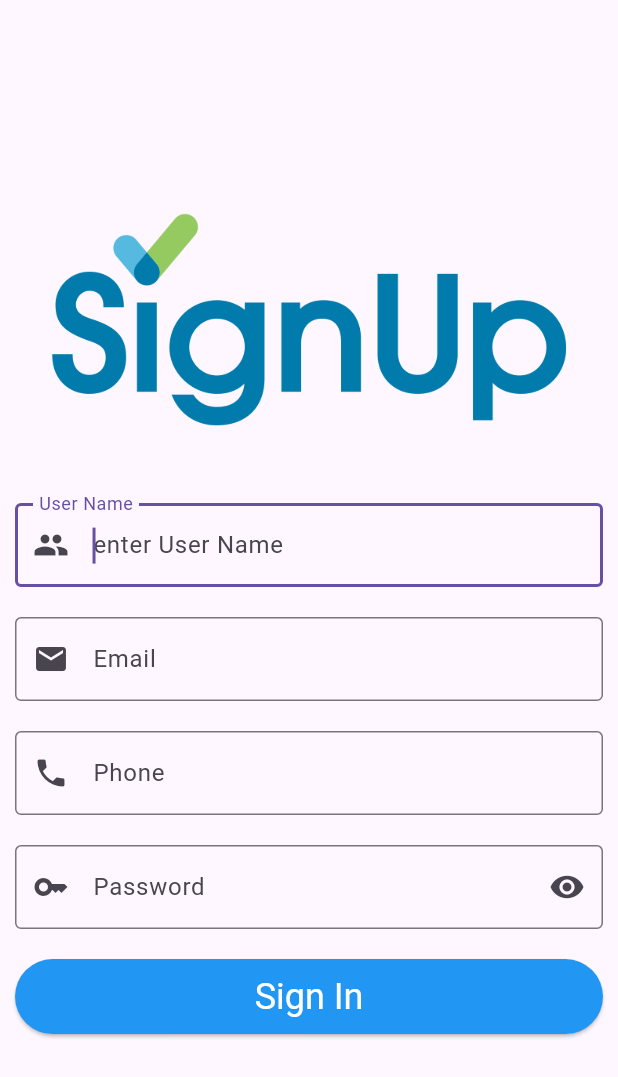
After one commit to AyaOsamaAhmed/e_commerce_flutter, a Flutter app: the SignupScreen screen opened by its route, after a tap on "Sign In", on a phone screen of 412 x 824 dp. The commit adds this screen. Shown: the top 1077 px of the screen. Run offline on Flutter 3.47's test engine with Material 3 defaults, Android fonts, the phone set to English and light mode, and no system bars; our stand-ins replace mvc_pattern.

Commit message:
signup screen with controller mvc

```diff
--- a/lib/main.dart
+++ b/lib/main.dart
@@ -1,4 +1,4 @@
-import 'package:e_commerce_flutter/modules/auth/signin/signin_screen.dart';
+import 'package:e_commerce_flutter/modules/auth/signup/signup_screen.dart';
 import 'package:flutter/material.dart';
 
 import 'modules/splash/page/splash.dart';
@@ -19,7 +19,7 @@ class MyApp extends StatelessWidget {
       initialRoute: SplashScreen.routeName,
       routes: {
         SplashScreen.routeName :(context) => SplashScreen() ,
-        SigninScreen.routeName :(context) => SigninScreen() ,
+        SignupScreen.routeName :(context) => SignupScreen() ,
 
 
       }
--- a/lib/modules/auth/signin/signin_screen.dart
+++ /dev/null
@@ -1,15 +0,0 @@
-import 'package:flutter/material.dart';
-
-class SigninScreen extends StatelessWidget {
-  static const routeName = "signin";
-
-
-  const SigninScreen({super.key});
-
-  @override
-  Widget build(BuildContext context) {
-    return Scaffold(
-
-    );
-  }
-}
--- /dev/null
+++ b/lib/modules/auth/signup/signup_controller.dart
@@ -0,0 +1,36 @@
+import 'package:flutter/material.dart';
+import 'package:mvc_pattern/mvc_pattern.dart';
+
+
+class SigninController extends ControllerMVC {
+
+  static SigninController?  _this;
+  factory SigninController(){
+      _this ??= SigninController._();
+      return _this!;
+    }
+
+  SigninController._();
+
+ late TextEditingController userName , email , phone , password;
+   @override
+  void initState() {
+
+      userName = TextEditingController();
+      email = TextEditingController();
+      phone = TextEditingController();
+      password = TextEditingController();
+    super.initState();
+  }
+
+
+
+  @override
+  void dispose() {
+    userName.dispose();
+    email.dispose();
+    phone.dispose();
+    password.dispose();
+    super.dispose();
+  }
+  }
--- /dev/null
+++ b/lib/modules/auth/signup/signup_screen.dart
@@ -0,0 +1,113 @@
+import 'package:flutter/material.dart';
+import 'package:mvc_pattern/mvc_pattern.dart';
+import '../../../generated/assets.dart';
+import 'signup_controller.dart';
+
+class SignupScreen extends StatefulWidget {
+  static const routeName = "signin";
+
+  const SignupScreen({super.key});
+
+  @override
+  State createState() => _SigninScreenState();
+}
+
+class _SigninScreenState extends StateMVC<SignupScreen> {
+
+  late SigninController  con ;
+
+  _SigninScreenState(): super(SigninController()){
+    con =SigninController();
+  }
+
+
+  @override
+  Widget build(BuildContext context) {
+    return Scaffold(
+      body: Padding(
+        padding: const EdgeInsets.all(10.0),
+        child: Center(
+          child: Column(
+            mainAxisAlignment: MainAxisAlignment.center,
+            children: [
+              Image.asset(Assets.signup),
+              Padding(padding: new EdgeInsets.all(22.0)),
+              TextFormField(
+                decoration: InputDecoration(
+                    labelText: 'User Name',
+                    hintText: 'enter User Name',
+                    prefixIcon: Icon(Icons.people),
+                    border: OutlineInputBorder()
+                ),
+
+                autocorrect: true,
+                autofocus: true,
+                keyboardType: TextInputType.text,
+                controller: con.userName,
+
+              ),
+              Padding(padding: new EdgeInsets.all(10.0)),
+              TextFormField(
+                decoration: InputDecoration(
+                    labelText: 'Email',
+                    hintText: 'enter Email',
+                    prefixIcon: Icon(Icons.email),
+                    border: OutlineInputBorder()
+                ),
+
+                autocorrect: true,
+                autofocus: true,
+                keyboardType: TextInputType.text,
+                controller: con.email,
+
+              ),
+             Padding(padding: new EdgeInsets.all(10.0)),
+              TextFormField(
+                decoration: InputDecoration(
+                    labelText: 'Phone',
+                    hintText: 'enter Phone',
+                    prefixIcon: Icon(Icons.phone),
+                    border: OutlineInputBorder()
+                ),
+
+                autocorrect: true,
+                autofocus: true,
+                keyboardType: TextInputType.text,
+                controller: con.phone,
+
+              ),
+
+              Padding(padding: new EdgeInsets.all(10.0)),
+              TextField(
+                decoration: InputDecoration(
+                    labelText: 'Password',
+                    hintText: 'enter Password',
+                    prefixIcon: Icon(Icons.key),
+                    suffixIcon: Icon(Icons.remove_red_eye),
+                    border: OutlineInputBorder()
+                ),
+                autocorrect: true,
+                autofocus: true,
+                keyboardType: TextInputType.text,
+                controller: con.password,
+              ),
+
+              Padding(padding: new EdgeInsets.all(10.0)),
+
+              SizedBox(
+                width: double.infinity, // <-- match_parent
+                height: 50, // <-- match-parent
+                child:  ElevatedButton(   // MaterialButton
+                  onPressed: () =>(){}, child: Text('Sign In')
+                  ,style: ElevatedButton.styleFrom( foregroundColor: Colors.white,
+                    backgroundColor: Colors.blue , textStyle: TextStyle(fontSize: 24) ) ,
+                ),
+              )
+
+            ],
+          ),
+        ),
+      ),
+    );
+  }
+}
--- a/lib/modules/splash/page/splash.dart
+++ b/lib/modules/splash/page/splash.dart
@@ -1,5 +1,5 @@
+import 'package:e_commerce_flutter/modules/auth/signup/signup_screen.dart';
 import 'package:flutter/material.dart';
-
 import '../../../generated/assets.dart';
 
 class SplashScreen extends StatelessWidget {
@@ -10,9 +10,12 @@ class SplashScreen extends StatelessWidget {
   @override
   Widget build(BuildContext context) {
     return Scaffold(
-      backgroundColor: Colors.green,
-      body: Center(
-        child: Image.asset(Assets.logo),
+      backgroundColor: Colors.white,
+      body: Container(
+        child: GestureDetector(
+           child:  Center(child: Image.asset(Assets.logo)),
+          onTap: ()=> Navigator.pushNamed(context,SignupScreen.routeName),
+        )
       ),
     );
   }
--- a/pubspec.yaml
+++ b/pubspec.yaml
@@ -47,6 +47,8 @@ dev_dependencies:
   # rules and activating additional ones.
   flutter_lints: ^3.0.0
 
+  mvc_pattern: ^8.12.0
+
 # For information on the generic Dart part of this file, see the
 # following page: https://dart.dev/tools/pub/pubspec
 
```
Also changed, not shown: assets/images/SignUp_Logo.png (added), assets/images/logo.jpg (deleted), assets/images/logo.png (added), lib/generated/assets.dart, lib/generated/colors.dart (added), pubspec.lock.
